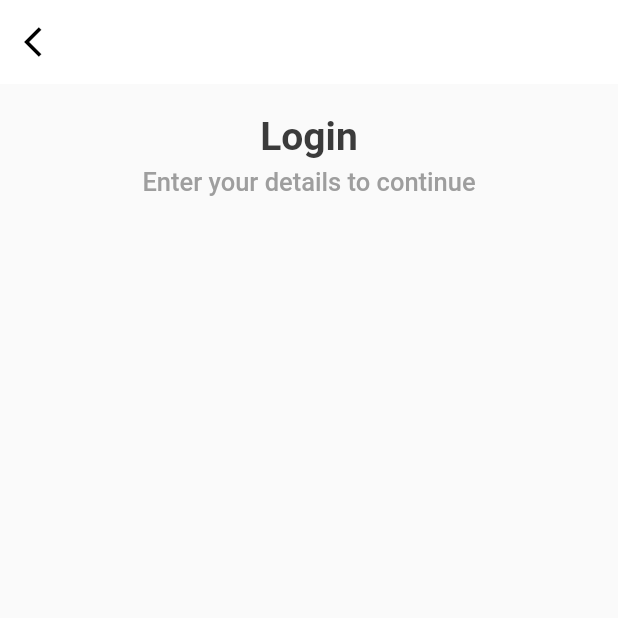
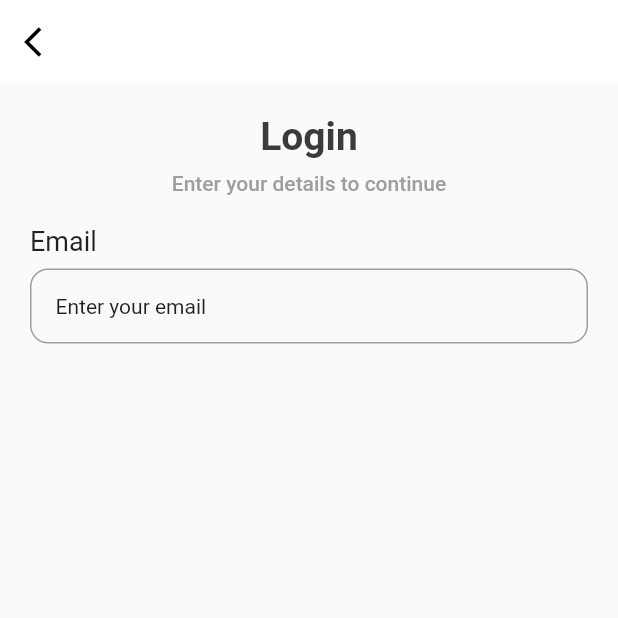
Before and after one commit to HumbleGh/eatsy, a Flutter app: the screen it shows after launch, on a phone screen of 412 x 824 dp, the top half of it. Run offline on Flutter 3.47's test engine with Material 2 defaults, Android fonts, the phone set to English and light mode, and no system bars; our stand-ins replace gap, get.

Commit message:
minor updates

```diff
--- a/lib/pages/home_page.dart
+++ b/lib/pages/home_page.dart
@@ -1,6 +1,7 @@
 import 'package:eatsy/utils/app_style.dart';
 import 'package:flutter/material.dart';
 import 'package:eatsy/utils/app_layout.dart';
+import 'package:gap/gap.dart';
 
 class HomePage extends StatelessWidget {
   const HomePage({super.key});
@@ -19,20 +20,37 @@ class HomePage extends StatelessWidget {
           ),
         ),
         body: ListView(
-            padding: EdgeInsets.symmetric(vertical: AppLayout.getHeight(20)),
+            padding: EdgeInsets.symmetric(
+                vertical: AppLayout.getHeight(20),
+                horizontal: AppLayout.getHeight(20)),
             children: [
               Text(
                 'Login',
                 style: Styles.headLineStyle1,
                 textAlign: TextAlign.center,
               ),
-              const SizedBox(
-                height: 5.0,
-              ),
+              Gap(AppLayout.getHeight(8)),
               Text(
                 'Enter your details to continue',
                 textAlign: TextAlign.center,
-                style: Styles.headLineStyle3.copyWith(color: Colors.grey),
+                style: Styles.headLineStyle4.copyWith(color: Colors.grey),
+              ),
+              Gap(AppLayout.getHeight(20)),
+              const Text(
+                'Email',
+                style: TextStyle(fontSize: 18),
+              ),
+              Gap(AppLayout.getHeight(8)),
+              Container(
+                padding: EdgeInsets.all(AppLayout.getHeight(16)),
+                decoration: BoxDecoration(
+                    borderRadius:
+                        BorderRadius.circular(AppLayout.getHeight(12)),
+                    border: Border.all(
+                      color: Colors.grey,
+                      width: 1,
+                    )),
+                child: const Text('Enter your email'),
               )
             ]),
       ),
--- a/pubspec.yaml
+++ b/pubspec.yaml
@@ -36,6 +36,7 @@ dependencies:
   # Use with the CupertinoIcons class for iOS style icons.
   cupertino_icons: ^1.0.2
   get: ^4.6.5
+  gap: ^3.0.1
 
 dev_dependencies:
   flutter_test:
```
Also changed, not shown: pubspec.lock.
